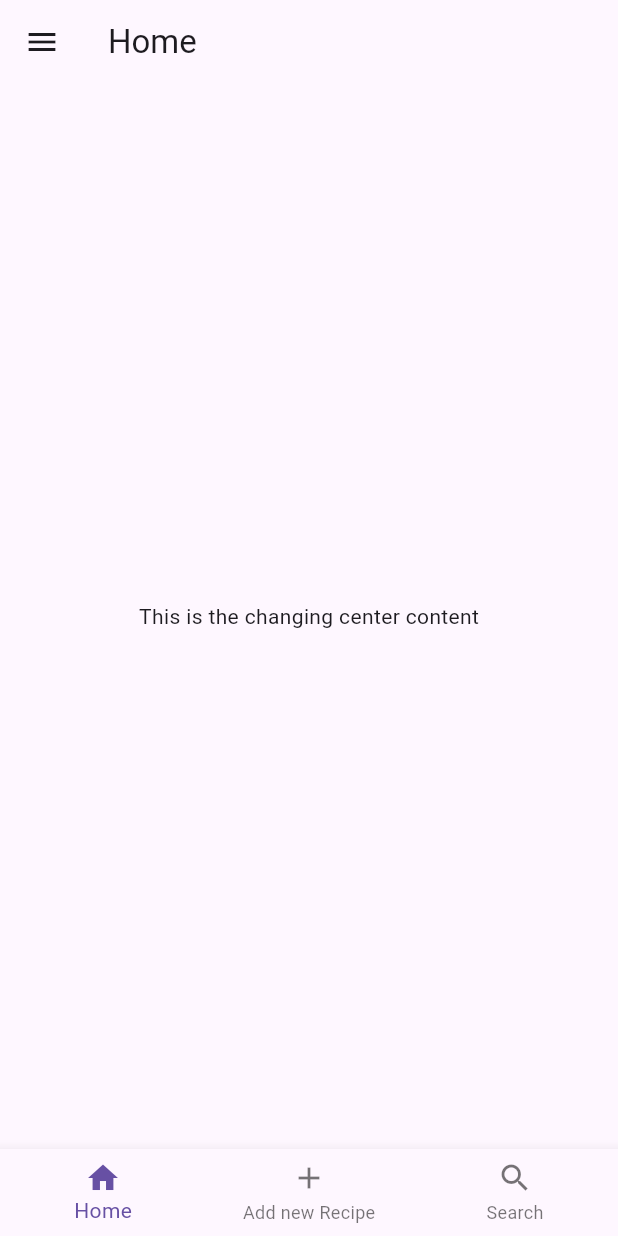
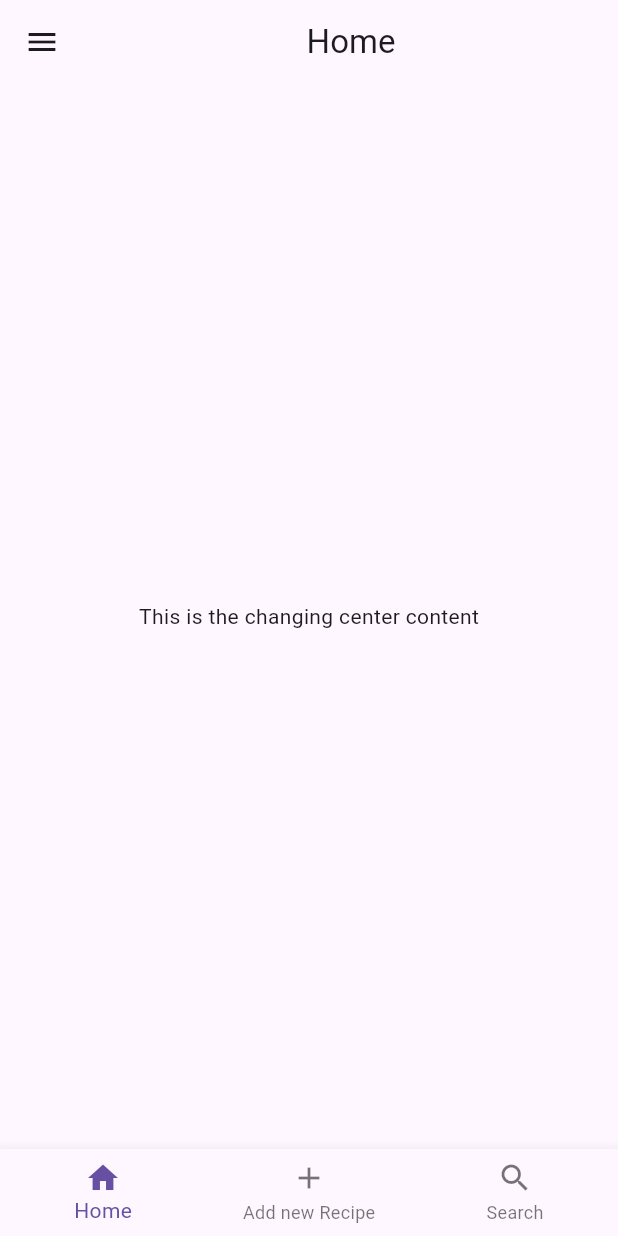
Before and after one commit to fffussel/the_book, a Flutter app: the screen it shows after launch, on a phone screen of 412 x 824 dp. Run offline on Flutter 3.47's test engine with Material 3 defaults, Android fonts, the phone set to English and light mode, and no system bars.

Commit message:
nav basic

```diff
--- a/lib/main.dart
+++ b/lib/main.dart
@@ -11,7 +11,7 @@ class MyApp extends StatelessWidget {
   @override
   Widget build(BuildContext context) {
     return MaterialApp(
-      home: const MainLayout(
+      home:  MainLayout(
         title: 'Home',
         body: Center(
           child: Text('This is the changing center content'),
--- a/lib/main_layout.dart
+++ b/lib/main_layout.dart
@@ -1,10 +1,14 @@
+
 import 'package:flutter/material.dart';
+
+  enum Pages { home, add, search, settings}
 
 class MainLayout extends StatelessWidget {
   final Widget body;
   final String title;
+  var currentPage = Pages.home;
 
-  const MainLayout({
+   MainLayout({
     super.key,
     required this.body,
     this.title = 'Main Layout',
@@ -14,20 +18,28 @@ class MainLayout extends StatelessWidget {
   Widget build(BuildContext context) {
     return Scaffold(
       appBar: AppBar(
-        title: Text(title),
+        title: Center(
+          child: Text(title),
+        ),
       ),
       body: body,
-      drawer: const Drawer(
+      drawer: Drawer(
         child: Center(
           child: TextButton(
-            onPressed: null,
+            onPressed: () {
+                debugPrint("Settings button pressed");
+              },
             child: Icon(Icons.settings),
           ),
         ),
       ),
       bottomNavigationBar: BottomNavigationBar(
         items: const [
-          BottomNavigationBarItem(icon: Icon(Icons.home), label: 'Home'),
+          BottomNavigationBarItem(
+            icon: Icon(Icons.home),
+            label: 'Home',
+
+          ),
           BottomNavigationBarItem(icon: Icon(Icons.add), label: 'Add new Recipe'),
           BottomNavigationBarItem(icon: Icon(Icons.search), label: 'Search')
         ],
```
